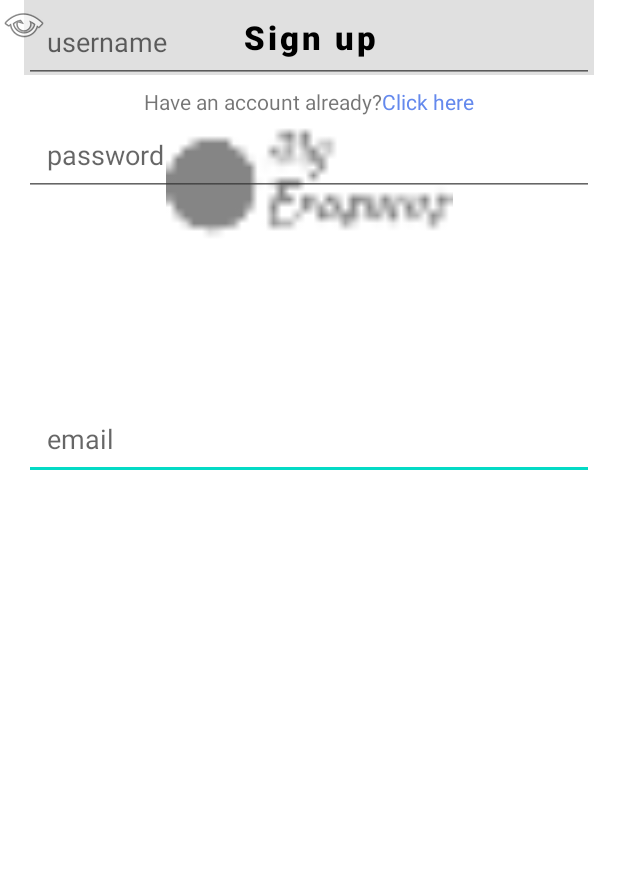
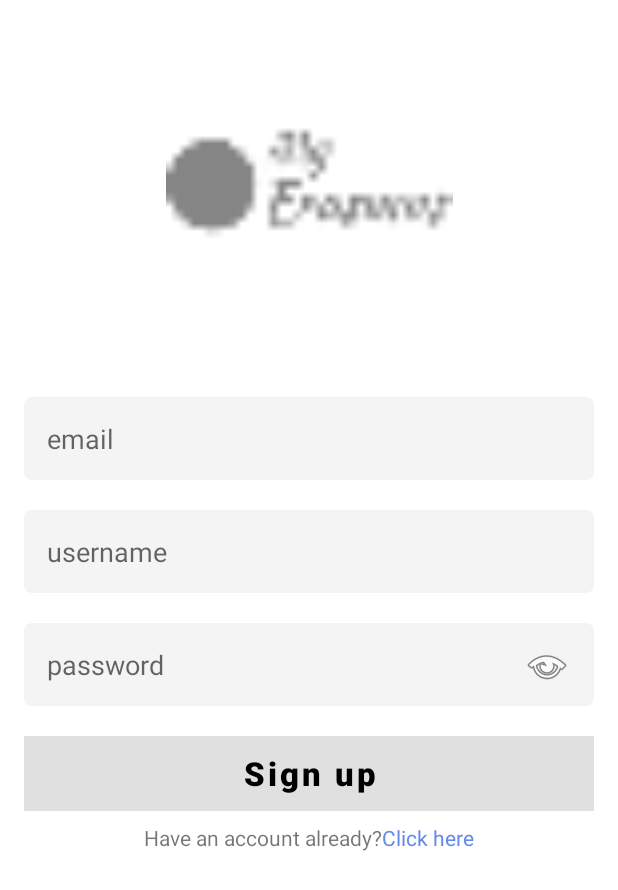
Before and after one commit to marianievas/MyErasmus, an Android app: the layout activity_sign_up.xml on its own in the app's theme, with its tools: preview values and no code run, on a phone screen of 412 x 824 dp. Shown: the top 890 px of the screen. Run offline under Robolectric (Android 15) with nearby library versions, the phone set to English and light mode, and no system bars.

Commit message:
sign up and log in in process

```diff
--- a/app/src/main/AndroidManifest.xml
+++ b/app/src/main/AndroidManifest.xml
@@ -10,6 +10,12 @@
         android:roundIcon="@mipmap/ic_launcher_round"
         android:supportsRtl="true"
         android:theme="@style/Theme.MyErasmus">
+        <activity
+            android:name=".ui.signup.SignUpActivity"
+            tools:ignore="Instantiatable" />
+        <activity
+            android:name=".MainActivity"
+            tools:ignore="Instantiatable" />
         <activity android:name=".ui.login.LoginActivity"
             tools:ignore="Instantiatable">
             <intent-filter>
--- a/app/src/main/res/layout/activity_sign_up.xml
+++ b/app/src/main/res/layout/activity_sign_up.xml
@@ -15,6 +15,7 @@
         android:layout_marginStart="16dp"
         android:layout_marginTop="49dp"
         android:layout_marginEnd="16dp"
+        android:background="@drawable/background_edit_text"
         android:hint="@string/prompt_email"
         android:inputType="textEmailAddress"
         android:padding="15dp"
@@ -30,13 +31,14 @@
         android:layout_marginStart="16dp"
         android:layout_marginTop="20dp"
         android:layout_marginEnd="16dp"
+        android:background="@drawable/background_edit_text"
         android:hint="@string/hint_username"
         android:inputType="textEmailAddress"
         android:padding="15dp"
         android:selectAllOnFocus="true"
         app:layout_constraintEnd_toEndOf="parent"
         app:layout_constraintStart_toStartOf="parent"
-        app:layout_constraintTop_toBottomOf="@+id/editTextEmail" />
+        app:layout_constraintTop_toBottomOf="@+id/editTextEmail2" />
 
     <EditText
         android:id="@+id/editTextPassword2"
@@ -45,8 +47,8 @@
         android:layout_marginStart="16dp"
         android:layout_marginTop="20dp"
         android:layout_marginEnd="16dp"
+        android:background="@drawable/background_edit_text"
         android:hint="@string/prompt_password"
-        android:imeActionLabel="action_sign_in_short"
         android:imeOptions="actionDone"
         android:inputType="textPassword"
         android:padding="15dp"
@@ -61,7 +63,7 @@
         android:layout_height="50dp"
         android:layout_gravity="start"
         android:layout_marginStart="16dp"
-        android:layout_marginTop="32dp"
+        android:layout_marginTop="20dp"
         android:layout_marginEnd="16dp"
         android:background="@color/primary"
         android:enabled="false"
@@ -73,7 +75,7 @@
         app:layout_constraintEnd_toEndOf="parent"
         app:layout_constraintHorizontal_bias="0.495"
         app:layout_constraintStart_toStartOf="parent"
-        app:layout_constraintTop_toBottomOf="@+id/editTextPassword" />
+        app:layout_constraintTop_toBottomOf="@+id/editTextPassword2" />
 
     <ProgressBar
         android:id="@+id/loading"
@@ -86,8 +88,8 @@
         android:layout_marginBottom="64dp"
         android:visibility="gone"
         app:layout_constraintBottom_toBottomOf="parent"
-        app:layout_constraintEnd_toEndOf="@+id/editTextPassword"
-        app:layout_constraintStart_toStartOf="@+id/editTextPassword"
+        app:layout_constraintEnd_toEndOf="@+id/editTextPassword2"
+        app:layout_constraintStart_toStartOf="@+id/editTextPassword2"
         app:layout_constraintTop_toTopOf="parent"
         app:layout_constraintVertical_bias="0.3" />
 
@@ -105,10 +107,12 @@
         android:id="@+id/ImageViewShowPasswordSignUp"
         android:layout_width="wrap_content"
         android:layout_height="wrap_content"
-        android:layout_marginEnd="9dp"
-        app:layout_constraintBottom_toBottomOf="@+id/editTextPassword"
-        app:layout_constraintEnd_toEndOf="@+id/editTextPassword"
-        app:layout_constraintTop_toTopOf="@+id/editTextPassword"
+        app:layout_constraintBottom_toBottomOf="@+id/editTextPassword2"
+        app:layout_constraintEnd_toEndOf="@+id/editTextPassword2"
+        app:layout_constraintHorizontal_bias="0.958"
+        app:layout_constraintStart_toStartOf="parent"
+        app:layout_constraintTop_toTopOf="@+id/editTextPassword2"
+        app:layout_constraintVertical_bias="0.545"
         app:srcCompat="@android:drawable/ic_menu_view" />
 
     <LinearLayout
```
Also changed, not shown: app/src/main/java/com/myerasmus/ui/signup/SignUpActivity.kt (+38 -9 lines).
